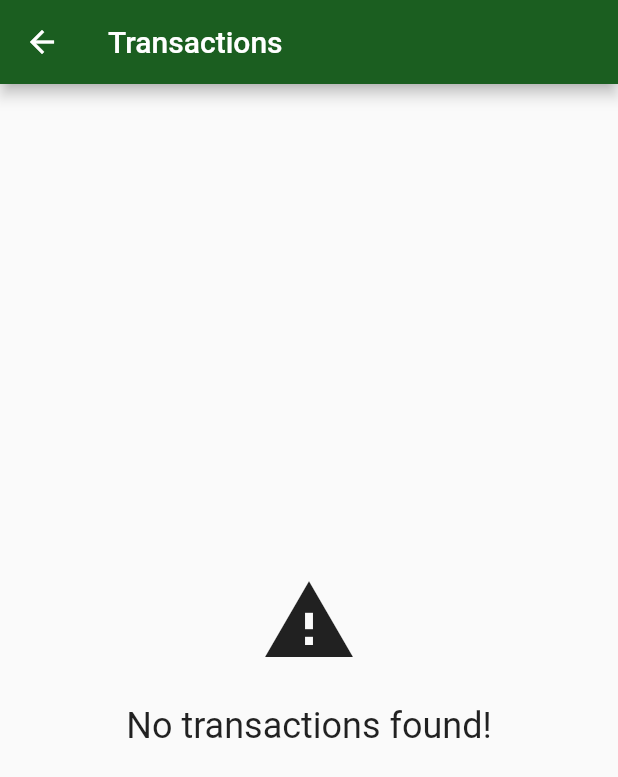
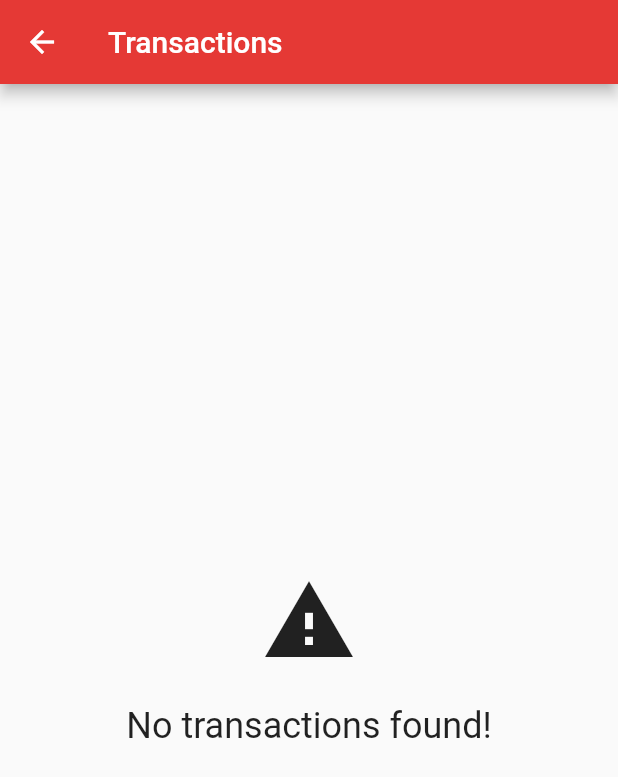
Before and after one commit to lucasomac/bytebank, a Flutter app: the screen it shows after launch, after a tap on "Transaction feed", on a phone screen of 412 x 824 dp. Shown: the top 777 px of the screen. Run offline on Flutter 3.47's test engine with Material 2 defaults, Android fonts, the phone set to English and light mode, and no system bars; our stand-ins replace currency_text_input_formatter, sqflite; missing offline and left inert: http_interceptor; accounts and stored records are empty; statements that could not run were skipped.

Commit message:
Changed colors of app

```diff
--- a/lib/components/feature_item.dart
+++ b/lib/components/feature_item.dart
@@ -18,7 +18,7 @@ class FeatureItem extends StatelessWidget {
           onTap: () => onClick(),
           child: Container(
             padding: const EdgeInsets.all(8.0),
-            width: 200,
+            width: 180,
             child: Column(
               mainAxisAlignment: MainAxisAlignment.spaceBetween,
               crossAxisAlignment: CrossAxisAlignment.start,
--- a/lib/components/progress.dart
+++ b/lib/components/progress.dart
@@ -14,7 +14,12 @@ class Progress extends StatelessWidget {
       child: Column(
           mainAxisAlignment: MainAxisAlignment.center,
           crossAxisAlignment: CrossAxisAlignment.center,
-          children: [const CircularProgressIndicator(), Text(message)]),
+          children: [
+            CircularProgressIndicator(
+              color: Theme.of(context).primaryColor,
+            ),
+            Text(message)
+          ]),
     );
   }
 }
--- a/lib/http/webclient.dart
+++ b/lib/http/webclient.dart
@@ -3,7 +3,7 @@ import 'package:http_interceptor/http/intercepted_client.dart';
 
 import 'interceptors/logging_interceptor.dart';
 
-var apiUrl = Uri.https('flutter-course-api.herokuapp.com', '/transactions');
+var apiUrl = Uri.https('bytebank-api-flutter.herokuapp.com', '/transactions');
 Client client = InterceptedClient.build(interceptors: [
   LoggingInterceptor(),
 ]);
--- a/lib/main.dart
+++ b/lib/main.dart
@@ -3,6 +3,7 @@ import 'dart:core';
 import 'package:flutter/material.dart';
 
 import 'screens/dashboard.dart';
+import 'utils/color_palette.dart';
 
 void main() {
   runApp(const ByteBankApp());
@@ -16,26 +17,32 @@ class ByteBankApp extends StatelessWidget {
     return MaterialApp(
       debugShowCheckedModeBanner: false,
       theme: ThemeData(
-        brightness: Brightness.light,
-        primaryColor: Colors.green[900],
-        buttonTheme: ButtonThemeData(
-            buttonColor: Colors.blueAccent[700],
-            textTheme: ButtonTextTheme.primary),
-        // elevatedButtonTheme: ElevatedButtonThemeData(
-        //   style: ElevatedButton.styleFrom(
-        //     primary: Colors.blueAccent[700],
-        //     textStyle: const TextStyle(color: Colors.white),
-        //   ),
-        // ),
-        appBarTheme: AppBarTheme(color: Colors.green[900]),
-        colorScheme: ColorScheme.fromSwatch()
-            .copyWith(secondary: Colors.blueAccent[700]),
-        // floatingActionButtonTheme:
-        //     FloatingActionButtonThemeData(backgroundColor: Colors.green[900]),
-        // colorScheme: ColorScheme.fromSwatch().copyWith(
-        //   secondary: Colors.blueAccent[700],
-        // ),
-      ),
+          brightness: Brightness.light,
+          primaryColor: ColorPalette.primary,
+          elevatedButtonTheme: ElevatedButtonThemeData(
+            style: ElevatedButton.styleFrom(
+              primary: ColorPalette.secondary,
+              textStyle: const TextStyle(color: Colors.white),
+            ),
+          ),
+          appBarTheme: AppBarTheme(color: ColorPalette.primary),
+          colorScheme: ColorScheme.fromSwatch()
+              .copyWith(secondary: ColorPalette.secondary),
+          floatingActionButtonTheme: FloatingActionButtonThemeData(
+              backgroundColor: ColorPalette.primary),
+          inputDecorationTheme: InputDecorationTheme(
+            labelStyle: TextStyle(color: ColorPalette.primary),
+            focusedBorder: UnderlineInputBorder(
+              borderSide: BorderSide(
+                style: BorderStyle.solid,
+                color: ColorPalette.secondary,
+              ),
+            ),
+          ),
+          textSelectionTheme: TextSelectionThemeData(
+              cursorColor: ColorPalette.secondary,
+              selectionColor: ColorPalette.primary),
+          textTheme: TextTheme()),
       home: const Dashboard(),
     );
   }
--- a/lib/screens/dashboard.dart
+++ b/lib/screens/dashboard.dart
@@ -17,11 +17,13 @@ class Dashboard extends StatelessWidget {
       ),
       body: Column(
         mainAxisAlignment: MainAxisAlignment.spaceBetween,
-        crossAxisAlignment: CrossAxisAlignment.start,
+        crossAxisAlignment: CrossAxisAlignment.center,
         children: [
           Padding(
             padding: const EdgeInsets.all(8.0),
-            child: Image.asset('assets/bytebank_logo.png'),
+            child: Image.asset(
+              'assets/bank.png',
+            ),
           ),
           SizedBox(
             height: 120,
--- /dev/null
+++ b/lib/utils/color_palette.dart
@@ -0,0 +1,6 @@
+import 'package:flutter/material.dart';
+
+class ColorPalette {
+  static Color primary = Colors.red.shade600;
+  static Color secondary = Colors.redAccent.shade200;
+}
--- /dev/null
+++ b/lib/utils/functions.dart
@@ -0,0 +1,5 @@
+class Functions {
+  static String unMask(String value) {
+    return value.replaceAll(RegExp("[^0-9,]+"), '').replaceAll(',', '.');
+  }
+}
--- a/pubspec.yaml
+++ b/pubspec.yaml
@@ -40,6 +40,7 @@ dependencies:
   path:
   build_runner: ^2.1.5
   json_serializable:
+  currency_text_input_formatter: ^2.1.7
 
 dev_dependencies:
   flutter_test:
```
Also changed, not shown: lib/components/transaction_auth_dialog.dart (+8 -2 lines), lib/screens/transaction_form.dart (+11 -2 lines), assets/bank.jpeg (deleted), assets/bank.png (added), pubspec.lock.
